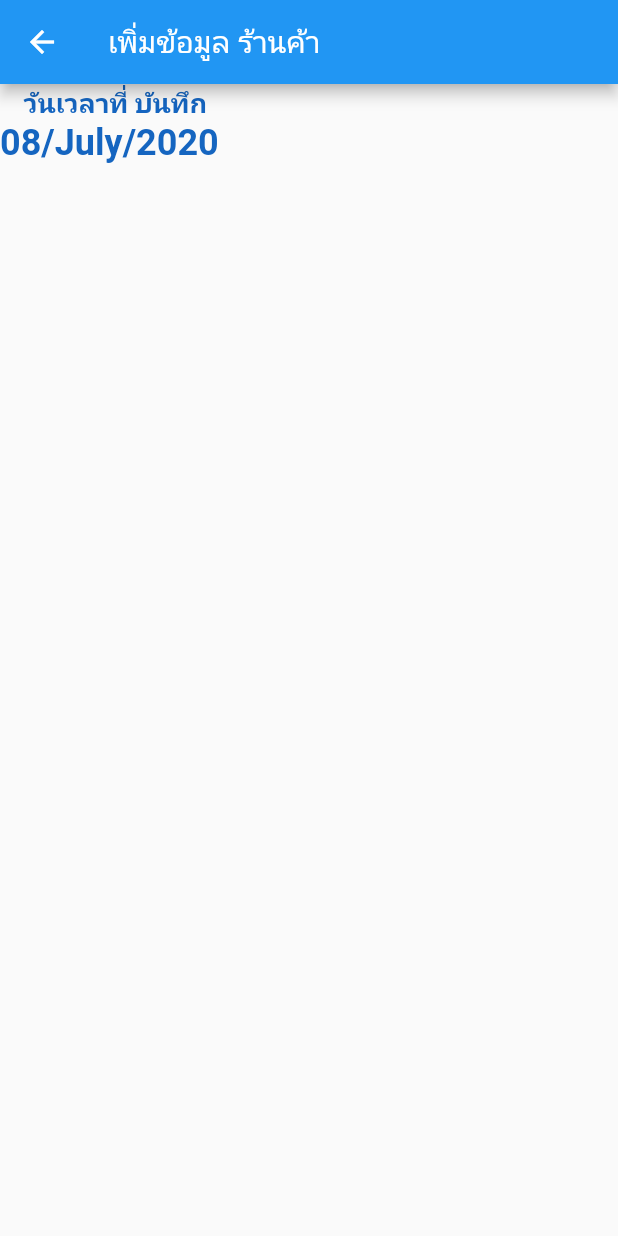
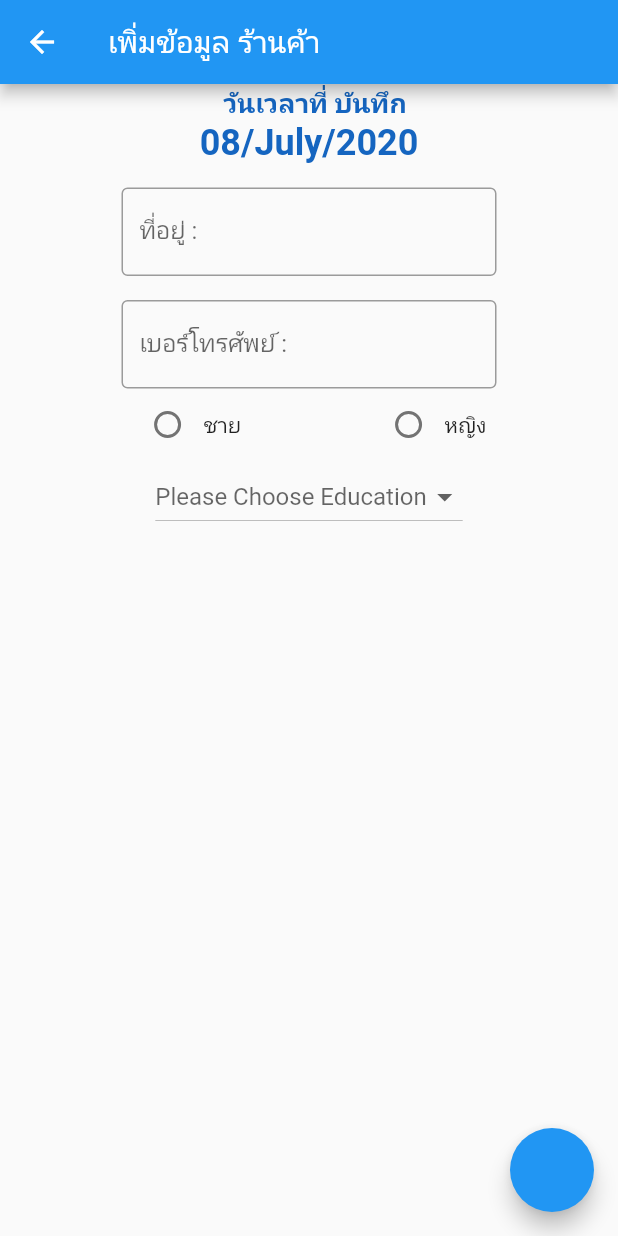
Before and after one commit to masterUNG/UngRciV2, a Flutter app: the AddInfoShop screen opened directly, on a phone screen of 412 x 824 dp. Run offline on Flutter 3.47's test engine with Material 2 defaults, Android fonts, the phone set to English and light mode, and no system bars; our stand-ins replace dio, shared_preferences; accounts and stored records are empty.

Commit message:
update 11.45

```diff
--- a/lib/page/add_info_shop.dart
+++ b/lib/page/add_info_shop.dart
@@ -8,7 +8,15 @@ class AddInfoShop extends StatefulWidget {
 }
 
 class _AddInfoShopState extends State<AddInfoShop> {
-  String dateTimeString;
+  String dateTimeString, gender, educateString;
+  List<String> educates = [
+    'ต่ำกว่า ป.6',
+    'มัธยมต้น',
+    'มัธยมปลาย',
+    'ปริญาตรี',
+    'ปริญาโท',
+    'ปริญาเอก'
+  ];
 
   @override
   void initState() {
@@ -27,15 +35,114 @@ class _AddInfoShopState extends State<AddInfoShop> {
   @override
   Widget build(BuildContext context) {
     return Scaffold(
+      floatingActionButton: FloatingActionButton(onPressed: null),
       appBar: AppBar(
         title: Text('เพิ่มข้อมูล ร้านค้า'),
       ),
-      body: Column(
-        children: <Widget>[
-          MyStyle().showTextH2('วันเวลาที่ บันทึก'),
-          MyStyle().showTextH1(dateTimeString == null ? '' : dateTimeString)
-        ],
+      body: SingleChildScrollView(
+        child: Column(
+          children: <Widget>[
+            titleDate(),
+            showDate(),
+            addressForm(),
+            phoneForm(),
+            genderGroup(),
+            educateGroup(),
+          ],
+        ),
       ),
     );
   }
+
+  Container educateGroup() => Container(
+        child: DropdownButton<String>(
+          value: educateString,
+          items: educates
+              .map(
+                (e) => DropdownMenuItem(
+                  child: Text(e),
+                  value: e,
+                ),
+              )
+              .toList(),
+          hint: Text('Please Choose Education'),
+          onChanged: (value) {
+            setState(() {
+              educateString = value;
+            });
+          },
+        ),
+      );
+
+  Container genderGroup() => Container(
+        child: Row(
+          mainAxisAlignment: MainAxisAlignment.spaceEvenly,
+          children: <Widget>[
+            maleRadio(),
+            femaleRadio(),
+          ],
+        ),
+      );
+
+  Row maleRadio() {
+    return Row(
+      children: <Widget>[
+        Radio(
+          value: 'Male',
+          groupValue: gender,
+          onChanged: (value) {
+            setState(() {
+              gender = value;
+            });
+          },
+        ),
+        Text('ชาย'),
+      ],
+    );
+  }
+
+  Row femaleRadio() {
+    return Row(
+      children: <Widget>[
+        Radio(
+          value: 'Female',
+          groupValue: gender,
+          onChanged: (value) {
+            setState(() {
+              gender = value;
+            });
+          },
+        ),
+        Text('หญิง'),
+      ],
+    );
+  }
+
+  Row showDate() {
+    return Row(
+      mainAxisAlignment: MainAxisAlignment.center,
+      children: <Widget>[
+        MyStyle().showTextH1(dateTimeString == null ? '' : dateTimeString),
+      ],
+    );
+  }
+
+  Widget titleDate() => MyStyle().showTextH2('วันเวลาที่ บันทึก');
+
+  Widget addressForm() => Container(
+        margin: EdgeInsets.only(top: 16),
+        width: 250,
+        child: TextField(
+          decoration: MyStyle().myInputDecoration('ที่อยู่ :'),
+        ),
+      );
+
+  Widget phoneForm() => Container(
+        margin: EdgeInsets.only(top: 16),
+        width: 250,
+        child: TextField(
+          keyboardType: TextInputType.phone,
+          decoration: MyStyle().myInputDecoration('เบอร์โทรศัพย์ :'),
+        ),
+      );
 }
```
